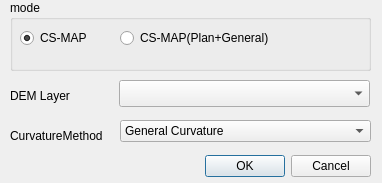
Old version of the form csmap_dialog_base.ui in the repository waigania13/csmap_plugin.
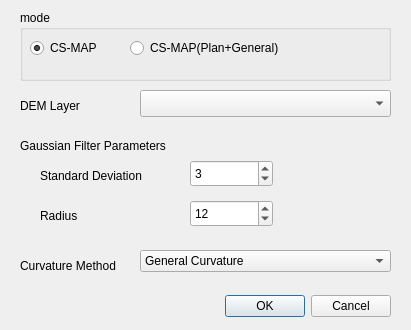
New version of the form. Custom widgets are drawn as their Qt base class.

Commit message: gaussian filterのパラメータ指定追加

The edit to the form file:
```diff
--- a/csmap_dialog_base.ui
+++ b/csmap_dialog_base.ui
@@ -6,8 +6,8 @@
    <rect>
     <x>0</x>
     <y>0</y>
-    <width>382</width>
-    <height>183</height>
+    <width>411</width>
+    <height>330</height>
    </rect>
   </property>
   <property name="windowTitle">
@@ -16,8 +16,8 @@
   <widget class="QDialogButtonBox" name="button_box">
    <property name="geometry">
     <rect>
-     <x>30</x>
-     <y>150</y>
+     <x>50</x>
+     <y>290</y>
      <width>341</width>
      <height>32</height>
     </rect>
@@ -32,8 +32,8 @@
   <widget class="QgsMapLayerComboBox" name="mMapLayerComboBox">
    <property name="geometry">
     <rect>
-     <x>119</x>
-     <y>80</y>
+     <x>140</x>
+     <y>90</y>
      <width>251</width>
      <height>27</height>
     </rect>
@@ -42,8 +42,8 @@
   <widget class="QLabel" name="label">
    <property name="geometry">
     <rect>
-     <x>10</x>
-     <y>80</y>
+     <x>20</x>
+     <y>90</y>
      <width>101</width>
      <height>31</height>
     </rect>
@@ -55,8 +55,8 @@
   <widget class="QComboBox" name="curvature_box">
    <property name="geometry">
     <rect>
-     <x>120</x>
-     <y>120</y>
+     <x>140</x>
+     <y>250</y>
      <width>251</width>
      <height>22</height>
     </rect>
@@ -115,21 +115,21 @@
   <widget class="QLabel" name="label_2">
    <property name="geometry">
     <rect>
-     <x>10</x>
-     <y>120</y>
-     <width>101</width>
+     <x>20</x>
+     <y>250</y>
+     <width>111</width>
      <height>31</height>
     </rect>
    </property>
    <property name="text">
-    <string>CurvatureMethod</string>
+    <string>Curvature Method</string>
    </property>
   </widget>
   <widget class="QRadioButton" name="csmap_button">
    <property name="geometry">
     <rect>
-     <x>20</x>
-     <y>30</y>
+     <x>30</x>
+     <y>40</y>
      <width>86</width>
      <height>16</height>
     </rect>
@@ -147,8 +147,8 @@
   <widget class="QRadioButton" name="csmpa_button2">
    <property name="geometry">
     <rect>
-     <x>120</x>
-     <y>30</y>
+     <x>130</x>
+     <y>40</y>
      <width>211</width>
      <height>16</height>
     </rect>
@@ -163,16 +163,80 @@
   <widget class="QGroupBox" name="groupBox">
    <property name="geometry">
     <rect>
-     <x>10</x>
-     <y>0</y>
-     <width>361</width>
+     <x>20</x>
+     <y>10</y>
+     <width>371</width>
      <height>71</height>
     </rect>
    </property>
    <property name="title">
     <string>mode</string>
    </property>
-   <zorder>csmap_button</zorder>
+  </widget>
+  <widget class="QLabel" name="label_3">
+   <property name="geometry">
+    <rect>
+     <x>20</x>
+     <y>130</y>
+     <width>161</width>
+     <height>31</height>
+    </rect>
+   </property>
+   <property name="text">
+    <string>Gaussian Filter Parameters</string>
+   </property>
+  </widget>
+  <widget class="QgsSpinBox" name="param_standard">
+   <property name="geometry">
+    <rect>
+     <x>190</x>
+     <y>160</y>
+     <width>83</width>
+     <height>27</height>
+    </rect>
+   </property>
+   <property name="value">
+    <number>3</number>
+   </property>
+  </widget>
+  <widget class="QLabel" name="label_4">
+   <property name="geometry">
+    <rect>
+     <x>40</x>
+     <y>160</y>
+     <width>121</width>
+     <height>31</height>
+    </rect>
+   </property>
+   <property name="text">
+    <string>Standard Deviation</string>
+   </property>
+  </widget>
+  <widget class="QLabel" name="label_5">
+   <property name="geometry">
+    <rect>
+     <x>40</x>
+     <y>200</y>
+     <width>41</width>
+     <height>31</height>
+    </rect>
+   </property>
+   <property name="text">
+    <string>Radius</string>
+   </property>
+  </widget>
+  <widget class="QgsSpinBox" name="param_radius">
+   <property name="geometry">
+    <rect>
+     <x>190</x>
+     <y>200</y>
+     <width>83</width>
+     <height>27</height>
+    </rect>
+   </property>
+   <property name="value">
+    <number>12</number>
+   </property>
   </widget>
   <zorder>groupBox</zorder>
   <zorder>button_box</zorder>
@@ -189,6 +253,11 @@
    <extends>QComboBox</extends>
    <header>qgis.gui</header>
   </customwidget>
+  <customwidget>
+   <class>QgsSpinBox</class>
+   <extends>QSpinBox</extends>
+   <header>qgis.gui</header>
+  </customwidget>
  </customwidgets>
  <resources/>
  <connections>
```
Left out of the diff: 5 changed lines with no effect on the pictures. The commit also changes 3 other files.
